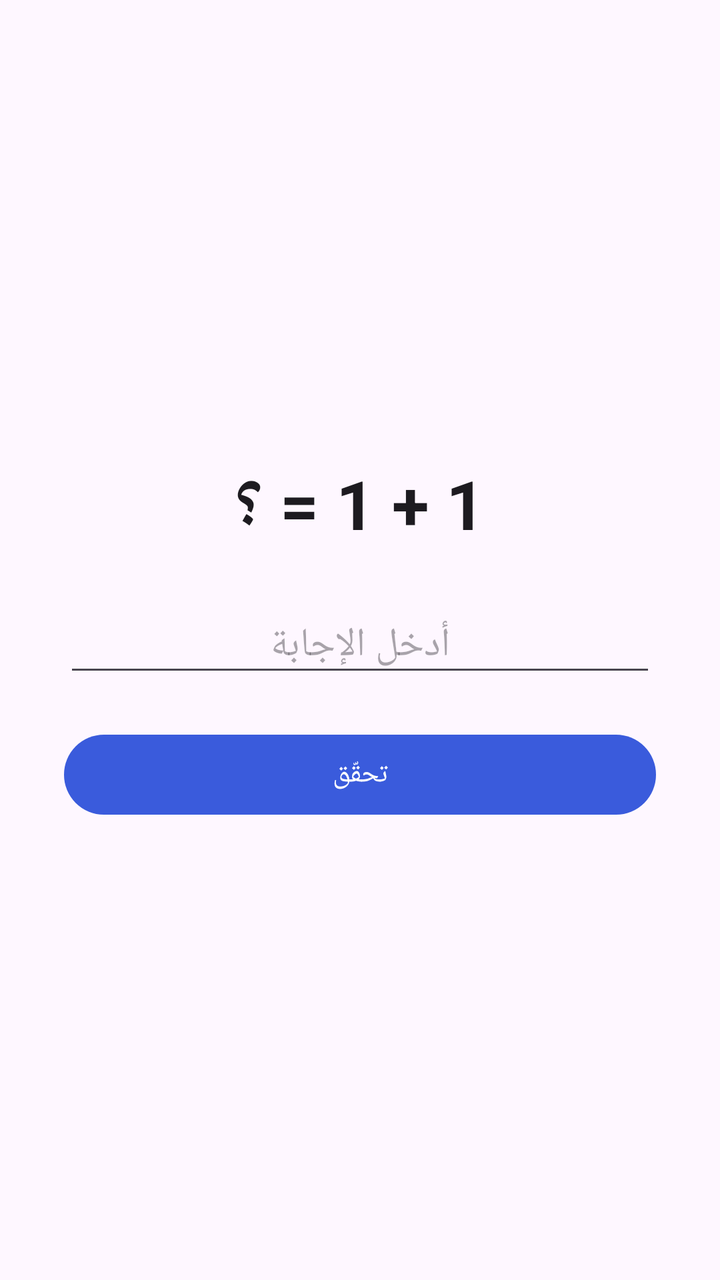
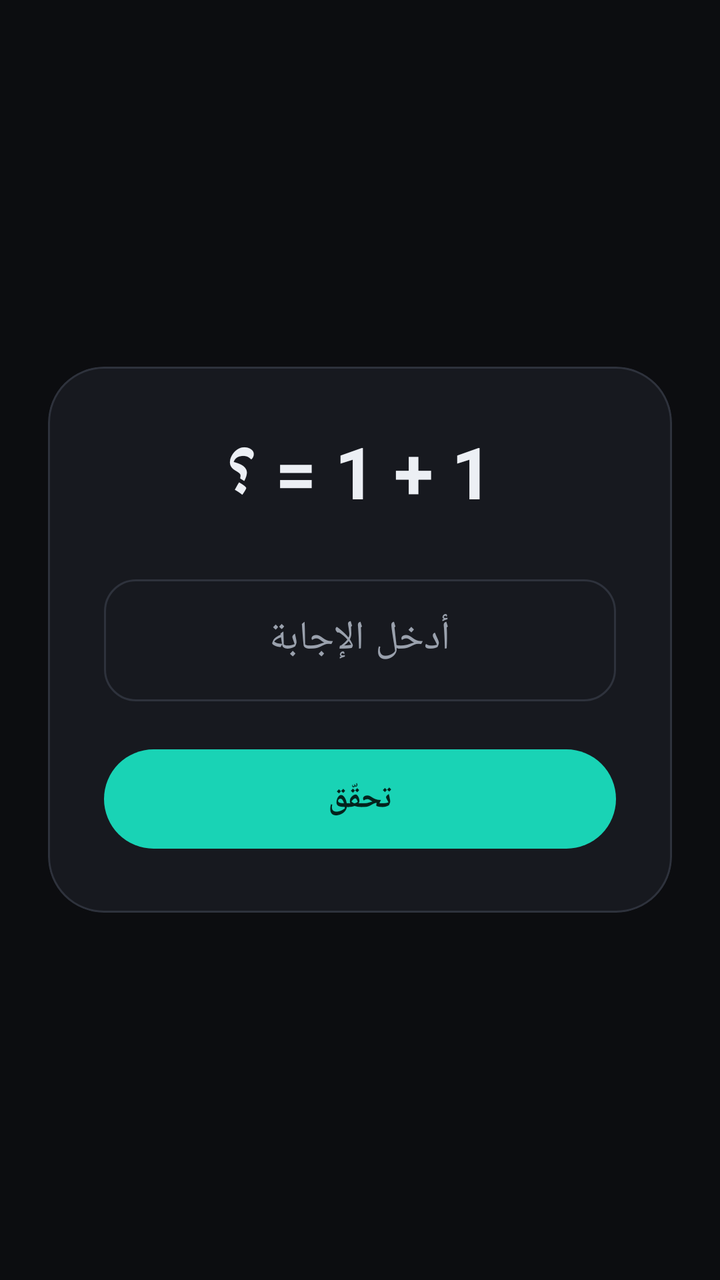

An Android layout rendered at two revisions. The XML below is the earlier revision; the diff shows what the commit changed to produce the second picture.
<!-- AndroidManifest.xml: application theme Theme.HiddenBox -->
<!-- res/layout/activity_lock.xml -->
<?xml version="1.0" encoding="utf-8"?>
<LinearLayout xmlns:android="http://schemas.android.com/apk/res/android"
    android:layout_width="match_parent"
    android:layout_height="match_parent"
    android:orientation="vertical"
    android:gravity="center"
    android:padding="32dp"
    android:fitsSystemWindows="true">

    <TextView
        android:id="@+id/question"
        android:layout_width="wrap_content"
        android:layout_height="wrap_content"
        android:text="@string/lock_question"
        android:textSize="34sp"
        android:textStyle="bold"
        android:textColor="?android:attr/textColorPrimary" />

    <TextView
        android:id="@+id/hint"
        android:layout_width="match_parent"
        android:layout_height="wrap_content"
        android:layout_marginTop="12dp"
        android:gravity="center"
        android:textColor="?android:attr/textColorSecondary"
        android:textSize="14sp"
        android:visibility="gone" />

    <EditText
        android:id="@+id/input"
        android:layout_width="match_parent"
        android:layout_height="wrap_content"
        android:layout_marginTop="24dp"
        android:hint="@string/lock_input_hint"
        android:gravity="center"
        android:textSize="20sp"
        android:imeOptions="actionDone"
        android:inputType="textVisiblePassword"
        android:autofillHints="" />

    <com.google.android.material.button.MaterialButton
        android:id="@+id/submit"
        android:layout_width="match_parent"
        android:layout_height="wrap_content"
        android:layout_marginTop="20dp"
        android:text="@string/lock_check" />

</LinearLayout>
<!-- resources referenced by this layout -->
<resources>
  <string name="lock_check">تحقّق</string>
  <string name="lock_input_hint">أدخل الإجابة</string>
  <string name="lock_question">1 + 1 = ؟</string>
  <style name="Theme.HiddenBox" parent="Theme.Material3.DayNight.NoActionBar">
          <item name="colorPrimary">@color/primary</item>
          <item name="colorPrimaryDark">@color/primary_dark</item>
          <item name="colorSecondary">@color/primary</item>
      </style>
  <color name="primary">#3A5BDC</color>
  <color name="primary_dark">#2843A8</color>
</resources>

<!-- the commit's change to res/layout/activity_lock.xml (unified diff, before → after) -->
@@ -1,48 +1,83 @@
 <?xml version="1.0" encoding="utf-8"?>
-<LinearLayout xmlns:android="http://schemas.android.com/apk/res/android"
+<FrameLayout xmlns:android="http://schemas.android.com/apk/res/android"
+    xmlns:app="http://schemas.android.com/apk/res-auto"
     android:layout_width="match_parent"
     android:layout_height="match_parent"
-    android:orientation="vertical"
-    android:gravity="center"
-    android:padding="32dp"
+    android:background="@color/bg"
     android:fitsSystemWindows="true">
 
-    <TextView
-        android:id="@+id/question"
-        android:layout_width="wrap_content"
-        android:layout_height="wrap_content"
-        android:text="@string/lock_question"
-        android:textSize="34sp"
-        android:textStyle="bold"
-        android:textColor="?android:attr/textColorPrimary" />
-
-    <TextView
-        android:id="@+id/hint"
+    <com.google.android.material.card.MaterialCardView
         android:layout_width="match_parent"
         android:layout_height="wrap_content"
-        android:layout_marginTop="12dp"
-        android:gravity="center"
-        android:textColor="?android:attr/textColorSecondary"
-        android:textSize="14sp"
-        android:visibility="gone" />
+        android:layout_gravity="center"
+        android:layout_margin="24dp"
+        app:cardBackgroundColor="@color/surface"
+        app:cardCornerRadius="28dp"
+        app:cardElevation="0dp"
+        app:strokeColor="@color/stroke"
+        app:strokeWidth="1dp">
 
-    <EditText
-        android:id="@+id/input"
-        android:layout_width="match_parent"
-        android:layout_height="wrap_content"
-        android:layout_marginTop="24dp"
-        android:hint="@string/lock_input_hint"
-        android:gravity="center"
-        android:textSize="20sp"
-        android:imeOptions="actionDone"
-        android:inputType="textVisiblePassword"
-        android:autofillHints="" />
+        <LinearLayout
+            android:layout_width="match_parent"
+            android:layout_height="wrap_content"
+            android:orientation="vertical"
+            android:gravity="center_horizontal"
+            android:padding="28dp">
 
-    <com.google.android.material.button.MaterialButton
-        android:id="@+id/submit"
-        android:layout_width="match_parent"
-        android:layout_height="wrap_content"
-        android:layout_marginTop="20dp"
-        android:text="@string/lock_check" />
+            <TextView
+                android:id="@+id/question"
+                android:layout_width="wrap_content"
+                android:layout_height="wrap_content"
+                android:text="@string/lock_question"
+                android:textSize="36sp"
+                android:textStyle="bold"
+                android:textColor="@color/on_surface" />
 
-</LinearLayout>
+            <TextView
+                android:id="@+id/hint"
+                android:layout_width="match_parent"
+                android:layout_height="wrap_content"
+                android:layout_marginTop="12dp"
+                android:gravity="center"
+                android:textColor="@color/on_surface_muted"
+                android:textSize="13sp"
+                android:lineSpacingMultiplier="1.3"
+                android:visibility="gone" />
+
+            <com.google.android.material.textfield.TextInputLayout
+                android:id="@+id/inputLayout"
+                style="@style/Widget.Material3.TextInputLayout.OutlinedBox"
+                android:layout_width="match_parent"
+                android:layout_height="wrap_content"
+                android:layout_marginTop="24dp"
+                android:hint="@string/lock_input_hint"
+                app:boxCornerRadiusTopStart="16dp"
+                app:boxCornerRadiusTopEnd="16dp"
+                app:boxCornerRadiusBottomStart="16dp"
+                app:boxCornerRadiusBottomEnd="16dp">
+
+                <com.google.android.material.textfield.TextInputEditText
+                    android:id="@+id/input"
+                    android:layout_width="match_parent"
+                    android:layout_height="wrap_content"
+                    android:gravity="center"
+                    android:textSize="20sp"
+                    android:imeOptions="actionDone"
+                    android:inputType="textVisiblePassword"
+                    android:maxLines="1"
+                    android:autofillHints="" />
+            </com.google.android.material.textfield.TextInputLayout>
+
+            <com.google.android.material.button.MaterialButton
+                android:id="@+id/submit"
+                style="@style/Widget.HiddenBox.Button"
+                android:layout_width="match_parent"
+                android:layout_height="wrap_content"
+                android:layout_marginTop="20dp"
+                android:text="@string/lock_check" />
+
+        </LinearLayout>
+
+    </com.google.android.material.card.MaterialCardView>
+
+</FrameLayout>
<!-- resource entries referenced after the edit -->
@@ -1,14 +1,44 @@
 <!-- resources referenced by this layout -->
 <resources>
+  <color name="bg">#0C0D10</color>
+  <color name="on_surface">#ECEFF4</color>
+  <color name="on_surface_muted">#9AA1AD</color>
+  <color name="stroke">#2E323C</color>
+  <color name="surface">#17191F</color>
   <string name="lock_check">تحقّق</string>
   <string name="lock_input_hint">أدخل الإجابة</string>
   <string name="lock_question">1 + 1 = ؟</string>
-  <style name="Theme.HiddenBox" parent="Theme.Material3.DayNight.NoActionBar">
+  <style name="Widget.HiddenBox.Button" parent="Widget.Material3.Button">
+          <item name="cornerRadius">28dp</item>
+          <item name="android:paddingTop">14dp</item>
+          <item name="android:paddingBottom">14dp</item>
+          <item name="android:textSize">16sp</item>
+          <item name="android:textStyle">bold</item>
+          <item name="android:letterSpacing">0.01</item>
+      </style>
+  <style name="Theme.HiddenBox" parent="Theme.Material3.Dark.NoActionBar">
           <item name="colorPrimary">@color/primary</item>
-          <item name="colorPrimaryDark">@color/primary_dark</item>
+          <item name="colorOnPrimary">@color/on_primary</item>
+          <item name="colorPrimaryContainer">@color/surface_variant</item>
+          <item name="colorOnPrimaryContainer">@color/on_surface</item>
           <item name="colorSecondary">@color/primary</item>
+          <item name="colorOnSecondary">@color/on_primary</item>
+  
+          <item name="android:colorBackground">@color/bg</item>
+          <item name="colorSurface">@color/surface</item>
+          <item name="colorOnSurface">@color/on_surface</item>
+          <item name="colorSurfaceVariant">@color/surface_variant</item>
+          <item name="colorOnSurfaceVariant">@color/on_surface_muted</item>
+          <item name="colorOutline">@color/stroke</item>
+          <item name="colorError">@color/danger</item>
+  
+          <item name="android:statusBarColor">@color/bg</item>
+          <item name="android:navigationBarColor">@color/bg</item>
+          <item name="android:windowLightStatusBar">false</item>
       </style>
-  <color name="primary">#3A5BDC</color>
-  <color name="primary_dark">#2843A8</color>
+  <color name="primary">#19D3B5</color>
+  <color name="on_primary">#04231D</color>
+  <color name="surface_variant">#22252E</color>
+  <color name="danger">#FF6B6B</color>
 </resources>
 
